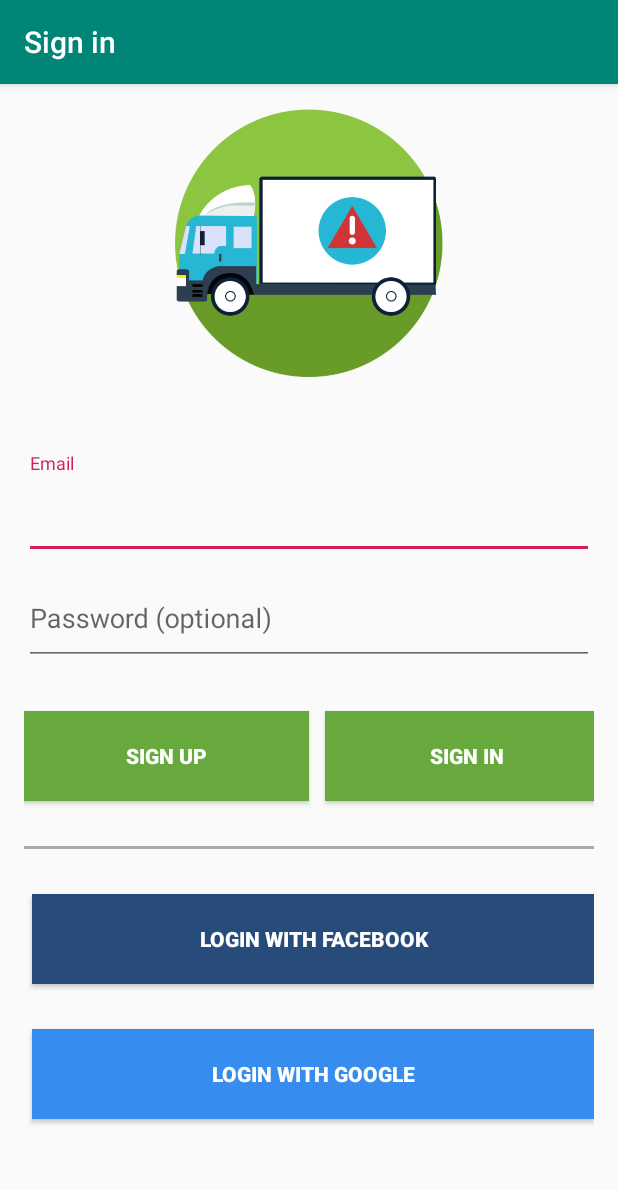
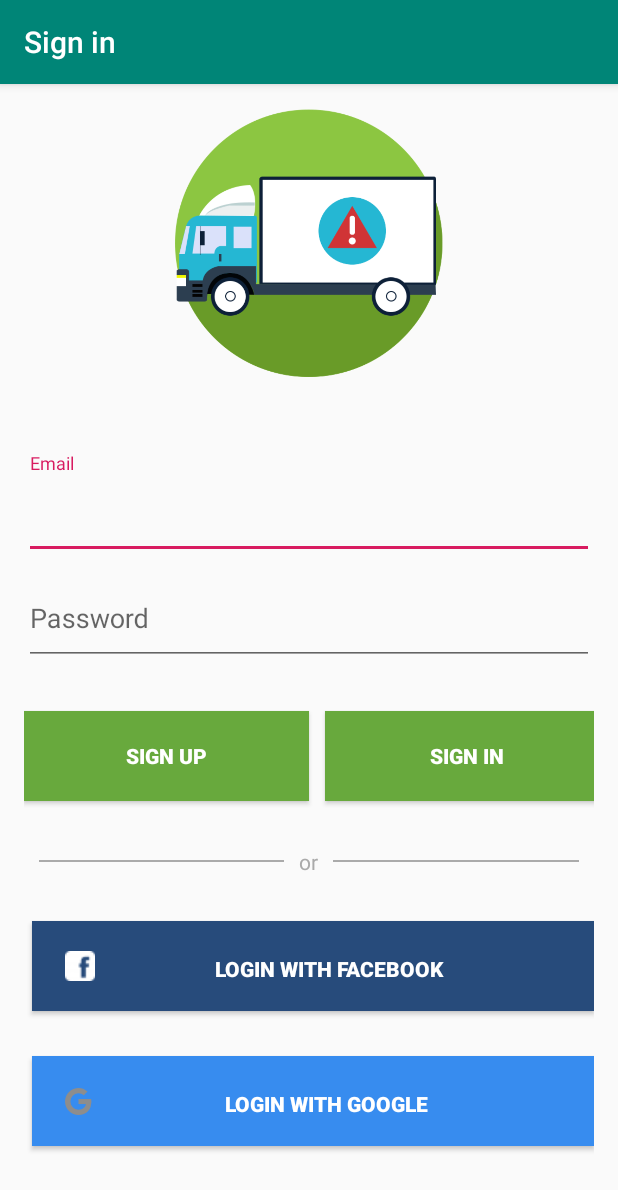
Before and after one commit to cc506/TruckAlert-UI, an Android app: the LoginActivity screen opened directly, with no data from a screen before it, on a phone screen of 412 x 824 dp. Shown: the top 1190 px of the screen. Run offline under Robolectric (Android 15) with nearby library versions, the phone set to English and light mode, and no system bars; 2 statements that could not run were skipped.

Commit message:
icons and fixes

```diff
--- a/app/build.gradle
+++ b/app/build.gradle
@@ -19,6 +19,7 @@ android {
 }
 
 dependencies {
+    implementation 'com.facebook.android:facebook-login:[4,5)'
     implementation fileTree(dir: 'libs', include: ['*.jar'])
     implementation 'com.android.support:appcompat-v7:27.1.1'
     implementation 'com.google.android.gms:play-services-maps:16.1.0'
--- a/app/src/main/res/layout/activity_login.xml
+++ b/app/src/main/res/layout/activity_login.xml
@@ -61,7 +61,7 @@
                     android:id="@+id/password"
                     android:layout_width="match_parent"
                     android:layout_height="60dp"
-                    android:hint="@string/prompt_password"
+                    android:hint = "Password"
                     android:imeActionId="6"
                     android:imeActionLabel="@string/action_sign_in_short"
                     android:imeOptions="actionUnspecified"
@@ -97,16 +97,47 @@
                 android:layout_height="60dp"
                 android:layout_marginLeft="5dp"
                 android:layout_marginTop="15dp"
-                android:layout_marginBottom="30dp"
+                android:layout_marginBottom="15dp"
                 android:text="Sign In"
                 android:textStyle="bold">
             </Button>
         </LinearLayout>
 
-            <View
+            <RelativeLayout
                 android:layout_width="match_parent"
-                android:layout_height="2dp"
-                android:background="@android:color/darker_gray"/>
+                android:layout_height="wrap_content"
+                android:layout_centerVertical="true"
+                android:layout_marginTop="15dp">
+
+                <TextView
+                    android:id="@+id/tvText"
+                    android:layout_width="wrap_content"
+                    android:layout_height="wrap_content"
+                    android:layout_centerInParent="true"
+                    android:layout_marginLeft="10dp"
+                    android:layout_marginRight="10dp"
+                    android:text="or"
+                    android:textColor="@android:color/darker_gray"/>
+
+                <View
+                    android:layout_width="match_parent"
+                    android:layout_height="1dp"
+                    android:layout_centerVertical="true"
+                    android:layout_marginLeft="10dp"
+                    android:layout_toLeftOf="@id/tvText"
+                    android:background="@android:color/darker_gray"
+                    />
+
+                <View
+                    android:layout_width="match_parent"
+                    android:layout_height="1dp"
+                    android:layout_alignParentEnd="true"
+                    android:layout_centerVertical="true"
+                    android:layout_marginEnd="10dp"
+                    android:layout_marginRight="10dp"
+                    android:layout_toRightOf="@id/tvText"
+                    android:background="@android:color/darker_gray" />
+            </RelativeLayout>
 
             <Button
                 android:background="#274B7B"
@@ -117,6 +148,8 @@
                 android:layout_marginLeft="5dp"
                 android:layout_marginTop="30dp"
                 android:layout_marginBottom="30dp"
+                android:padding="22dp"
+                android:drawableLeft="@drawable/facebook_icon_18_ffffff_20"
                 android:text="LOGIN WITH FACEBOOK"
                 android:textStyle="bold">
             </Button>
@@ -129,6 +162,8 @@
                 android:layout_height="60dp"
                 android:layout_marginLeft="5dp"
                 android:layout_marginBottom="30dp"
+                android:padding="22dp"
+                android:drawableLeft="@drawable/googleg_disabled_color_18"
                 android:text="LOGIN WITH GOOGLE"
                 android:textStyle="bold">
             </Button>
@@ -136,7 +171,23 @@
         </LinearLayout>
     </ScrollView>
 
+    <ImageView
+        android:id="@+id/imageView3"
+        android:layout_width="match_parent"
+        android:layout_height="wrap_content"
+        app:srcCompat="@drawable/common_google_signin_btn_icon_light_focused" />
 
+    <ImageView
+        android:id="@+id/imageView4"
+        android:layout_width="match_parent"
+        android:layout_height="wrap_content"
+        app:srcCompat="@drawable/common_google_signin_btn_icon_light_focused" />
+
+    <ImageView
+        android:id="@+id/imageView5"
+        android:layout_width="match_parent"
+        android:layout_height="wrap_content"
+        app:srcCompat="@drawable/googleg_standard_color_18" />
 
 
 </LinearLayout>
--- a/app/src/main/res/values/strings.xml
+++ b/app/src/main/res/values/strings.xml
@@ -15,4 +15,6 @@
     <string name="permission_rationale">"Contacts permissions are needed for providing email
         completions."
     </string>
+    <string name="facebook_app_id">[APP_ID]</string>
+    <string name="fb_login_protocol_scheme">fb[APP_ID]</string>
 </resources>
```
Also changed, not shown: app/src/main/AndroidManifest.xml (+21 -0 lines), app/src/main/res/layout/sign_up.xml (+56 -20 lines), app/src/main/res/drawable/facebook_icon_18_ffffff_20.png (added).
